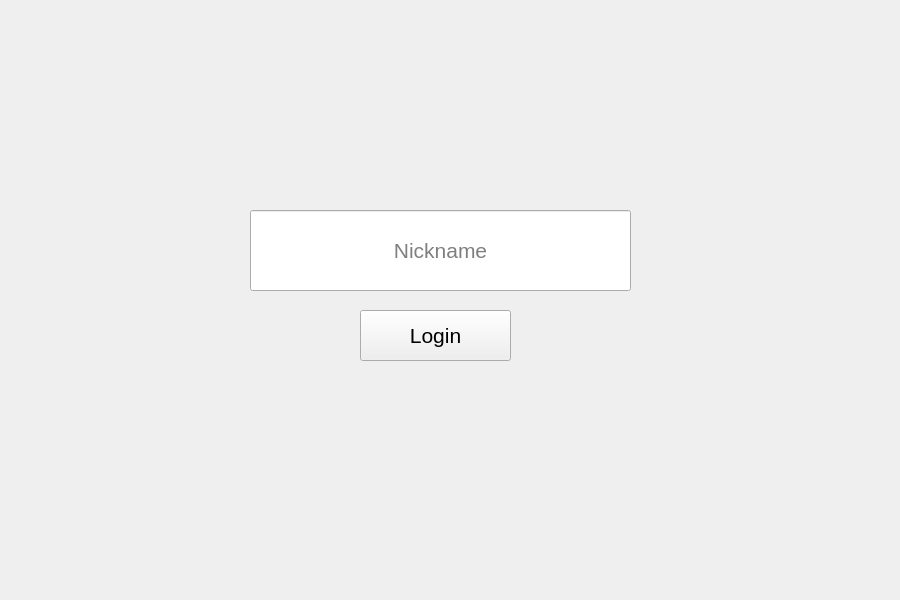
This is src/client/LoginWidget.ui in mikolajdlugolecki/hangman-online as Qt 5 draws it before an edit. The edited form follows.
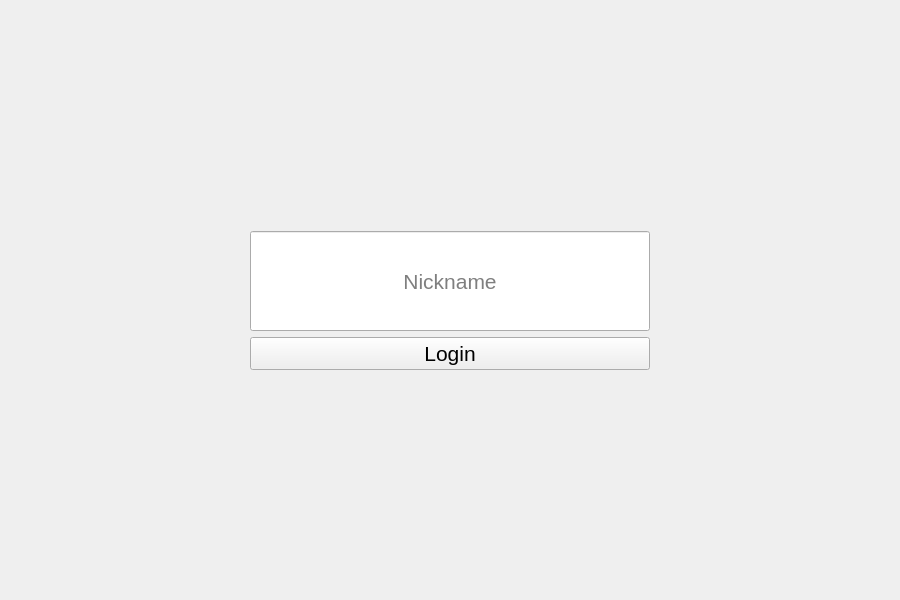
This is the edited form.

Commit message: Make widgets adjust to window size and center it's content

```diff
--- a/src/client/LoginWidget.ui
+++ b/src/client/LoginWidget.ui
@@ -13,32 +13,16 @@
   <property name="windowTitle">
    <string>Form</string>
   </property>
-  <widget class="QPushButton" name="loginBtn">
-   <property name="geometry">
-    <rect>
-     <x>360</x>
-     <y>310</y>
-     <width>151</width>
-     <height>51</height>
-    </rect>
-   </property>
-   <property name="font">
-    <font>
-     <pointsize>16</pointsize>
-    </font>
-   </property>
-   <property name="text">
-    <string>Login</string>
-   </property>
-  </widget>
+  <layout class="QGridLayout" name="gridLayout_2">
+   <item row="1" column="1">
+    <layout class="QGridLayout" name="gridLayout">
+     <item row="0" column="0">
   <widget class="QLineEdit" name="loginLineEdit">
-   <property name="geometry">
-    <rect>
-     <x>250</x>
-     <y>210</y>
-     <width>381</width>
-     <height>81</height>
-    </rect>
+       <property name="minimumSize">
+        <size>
+         <width>400</width>
+         <height>100</height>
+        </size>
    </property>
    <property name="font">
     <font>
@@ -52,6 +36,74 @@
     <string>Nickname</string>
    </property>
   </widget>
+     </item>
+     <item row="1" column="0">
+      <widget class="QPushButton" name="loginBtn">
+       <property name="font">
+        <font>
+         <pointsize>16</pointsize>
+        </font>
+       </property>
+       <property name="text">
+        <string>Login</string>
+       </property>
+      </widget>
+     </item>
+    </layout>
+   </item>
+   <item row="2" column="1">
+    <spacer name="verticalSpacer_2">
+     <property name="orientation">
+      <enum>Qt::Vertical</enum>
+     </property>
+     <property name="sizeHint" stdset="0">
+      <size>
+       <width>20</width>
+       <height>40</height>
+      </size>
+     </property>
+    </spacer>
+   </item>
+   <item row="1" column="0">
+    <spacer name="horizontalSpacer">
+     <property name="orientation">
+      <enum>Qt::Horizontal</enum>
+     </property>
+     <property name="sizeHint" stdset="0">
+      <size>
+       <width>40</width>
+       <height>20</height>
+      </size>
+     </property>
+    </spacer>
+   </item>
+   <item row="0" column="1">
+    <spacer name="verticalSpacer">
+     <property name="orientation">
+      <enum>Qt::Vertical</enum>
+     </property>
+     <property name="sizeHint" stdset="0">
+      <size>
+       <width>20</width>
+       <height>40</height>
+      </size>
+     </property>
+    </spacer>
+   </item>
+   <item row="1" column="2">
+    <spacer name="horizontalSpacer_2">
+     <property name="orientation">
+      <enum>Qt::Horizontal</enum>
+     </property>
+     <property name="sizeHint" stdset="0">
+      <size>
+       <width>40</width>
+       <height>20</height>
+      </size>
+     </property>
+    </spacer>
+   </item>
+  </layout>
  </widget>
  <resources/>
  <connections/>
```
Lines whose indentation alone changed are shown as unchanged. The commit also changes 4 other files.
